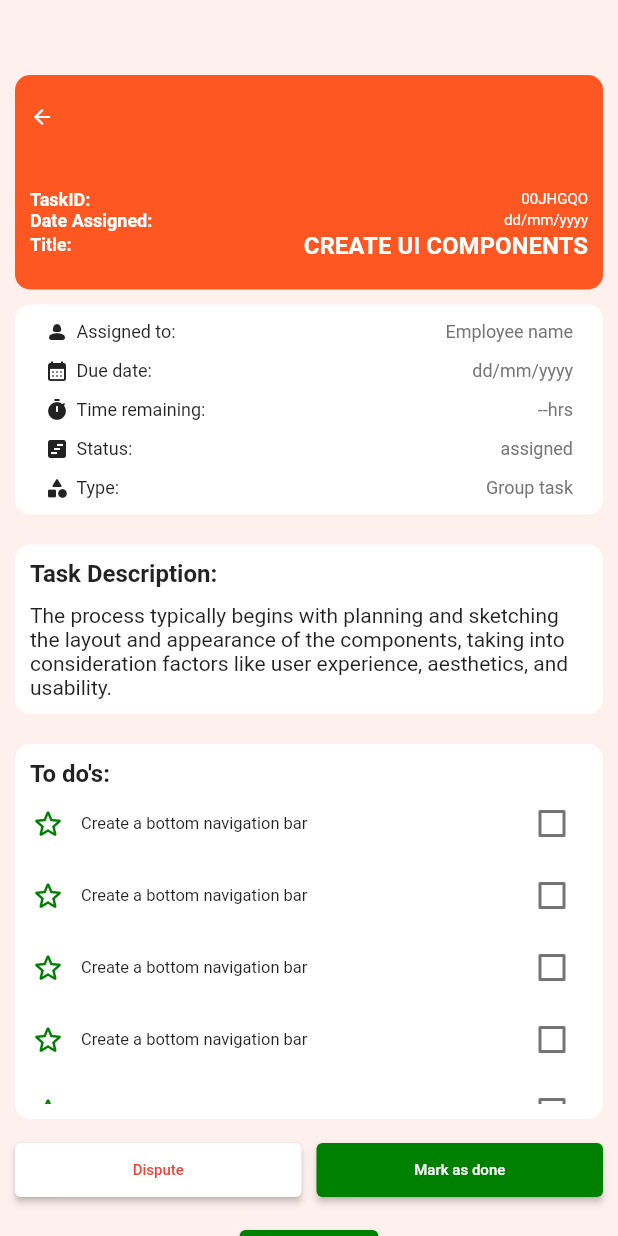
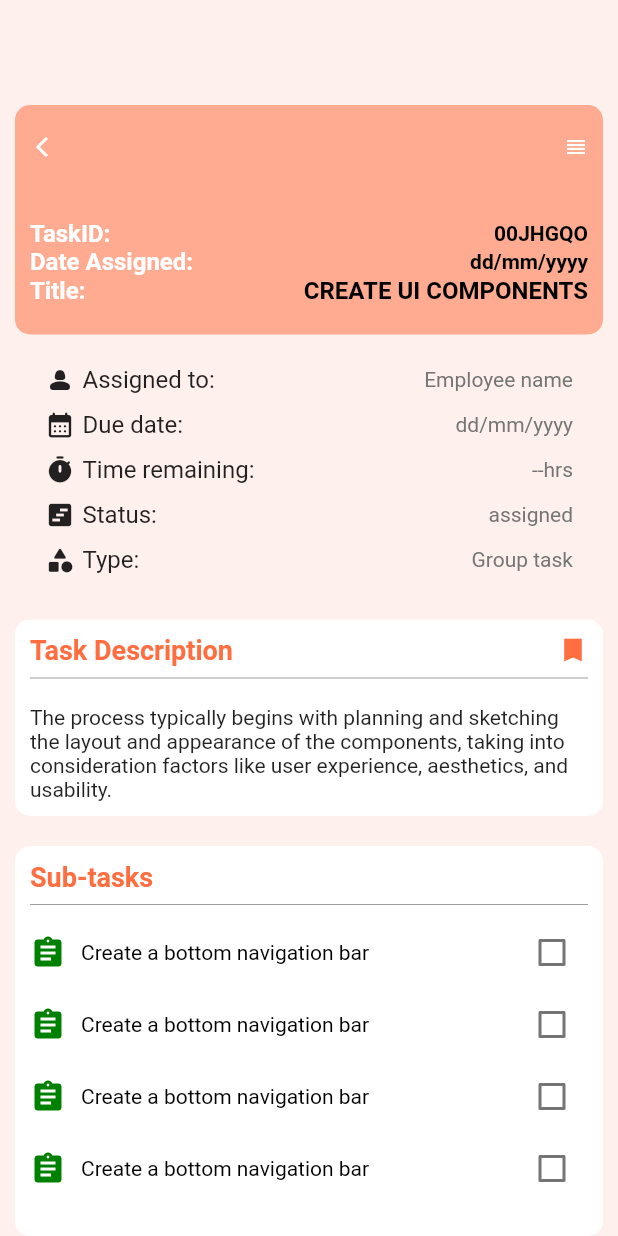
Before and after one commit to BernardMugita/apprisals_front-end, a Flutter app: the SingleTaskView screen opened by its route, on a phone screen of 412 x 824 dp. Run offline on Flutter 3.47's test engine with Material 2 defaults, Android fonts, the phone set to English and light mode, and no system bars; our stand-ins replace dotted_border, flutter_secure_storage, font_awesome_flutter, gap, jwt_decoder; accounts and stored records are empty.

Commit message:
UI Changes made to Tasks and Employee pages and components

```diff
--- a/lib/main.dart
+++ b/lib/main.dart
@@ -2,6 +2,7 @@ import 'dart:convert';
 import 'package:employee_insights/screens/Dashboard/dashboard.dart';
 import 'package:employee_insights/screens/Employees/employee_apprisal.dart';
 import 'package:employee_insights/screens/Employees/employees.dart';
+import 'package:employee_insights/screens/Employees/register_employee.dart';
 import 'package:employee_insights/screens/Messages/messages.dart';
 import 'package:employee_insights/screens/Messages/single_message_view.dart';
 import 'package:employee_insights/screens/Payslips/payslips_list.dart';
@@ -63,6 +64,7 @@ Future<void> main() async {
       '/profile': (context) => const Profile(),
       '/edit_profile': (context) => const EditProfile(),
       '/change_password': (context) => const ChangePassword(),
+      '/register_employee': (context) => const RegisterEmployee()
     },
     // onGenerateRoute: (settings) {
     //   return MaterialPageRoute(builder: (context) {
--- a/lib/screens/Dashboard/dashboard.dart
+++ b/lib/screens/Dashboard/dashboard.dart
@@ -55,7 +55,7 @@ class _DashboardState extends State<Dashboard> {
               const EdgeInsets.only(left: 10, right: 10, top: 30, bottom: 30),
           child: Column(
             children: [
-              const Gap(30),
+              const Gap(50),
               // welcome banner
               Container(
                 padding: const EdgeInsets.only(left: 10, right: 0),
--- a/lib/screens/Tasks/create_task.dart
+++ b/lib/screens/Tasks/create_task.dart
@@ -39,7 +39,7 @@ class _CreateNewTaskState extends State<CreateNewTask> {
         foregroundColor: Colors.black,
         elevation: 0,
         leading: IconButton(
-          icon: const Icon(Icons.arrow_back, size: 14),
+          icon: const Icon(Icons.arrow_back_ios_new, size: 16),
           onPressed: () {
             Navigator.pop(context);
           },
--- a/lib/screens/Tasks/single_task_view.dart
+++ b/lib/screens/Tasks/single_task_view.dart
@@ -1,3 +1,4 @@
+import 'package:employee_insights/widgets/Tasks_widgets/attachment_component.dart';
 import 'package:employee_insights/widgets/Tasks_widgets/feedback_component.dart';
 import 'package:employee_insights/widgets/Tasks_widgets/task_details.dart';
 import 'package:employee_insights/widgets/Tasks_widgets/todos_item.dart';
@@ -18,6 +19,7 @@ class _SingleTaskViewState extends State<SingleTaskView> {
         backgroundColor: const Color(0xFFFEF1ED),
         body: SingleChildScrollView(
           child: Column(children: [
+            const Gap(20),
             Container(
                 margin: const EdgeInsets.only(
                     left: 10, right: 10, top: 50, bottom: 10),
@@ -25,21 +27,23 @@ class _SingleTaskViewState extends State<SingleTaskView> {
                     left: 10, right: 10, top: 20, bottom: 20),
                 width: double.infinity,
                 decoration: BoxDecoration(
-                    color: Colors.deepOrange,
+                    color: Colors.deepOrange[200],
                     borderRadius: BorderRadius.circular(10)),
                 child: Column(children: [
                   Row(
+                    mainAxisAlignment: MainAxisAlignment.spaceBetween,
                     children: [
                       GestureDetector(
                         onTap: () {
                           Navigator.pop(context);
                         },
                         child: const Icon(
-                          Icons.arrow_back,
+                          Icons.arrow_back_ios_new,
                           color: Colors.white,
                           size: 16,
                         ),
                       ),
+                      const Icon(Icons.reorder, color: Colors.white, size: 16),
                     ],
                   ),
                   const SizedBox(
@@ -55,7 +59,7 @@ class _SingleTaskViewState extends State<SingleTaskView> {
                             "TaskID:",
                             style: TextStyle(
                                 color: Colors.white,
-                                fontSize: 12,
+                                fontSize: 16,
                                 fontWeight: FontWeight.bold),
                           ),
                           SizedBox(
@@ -63,8 +67,9 @@ class _SingleTaskViewState extends State<SingleTaskView> {
                           ),
                           Text("00JHGQO",
                               style: TextStyle(
-                                color: Colors.white,
-                                fontSize: 10,
+                                color: Colors.black,
+                                fontSize: 14,
+                                fontWeight: FontWeight.bold,
                               )),
                         ],
                       ),
@@ -74,16 +79,16 @@ class _SingleTaskViewState extends State<SingleTaskView> {
                           Text("Date Assigned:",
                               style: TextStyle(
                                   color: Colors.white,
-                                  fontSize: 12,
+                                  fontSize: 16,
                                   fontWeight: FontWeight.bold)),
                           SizedBox(
                             width: 10,
                           ),
                           Text("dd/mm/yyyy",
                               style: TextStyle(
-                                color: Colors.white,
-                                fontSize: 10,
-                              )),
+                                  color: Colors.black,
+                                  fontSize: 14,
+                                  fontWeight: FontWeight.bold)),
                         ],
                       )
                     ],
@@ -94,7 +99,7 @@ class _SingleTaskViewState extends State<SingleTaskView> {
                       Text("Title:",
                           style: TextStyle(
                               color: Colors.white,
-                              fontSize: 12,
+                              fontSize: 16,
                               fontWeight: FontWeight.bold)),
                       SizedBox(
                         width: 10,
@@ -104,7 +109,7 @@ class _SingleTaskViewState extends State<SingleTaskView> {
                         style: TextStyle(
                             fontSize: 16,
                             fontWeight: FontWeight.bold,
-                            color: Colors.white),
+                            color: Colors.black),
                       ),
                     ],
                   ),
@@ -119,9 +124,24 @@ class _SingleTaskViewState extends State<SingleTaskView> {
               child: const Column(
                 crossAxisAlignment: CrossAxisAlignment.start,
                 children: [
-                  Text(
-                    "Task Description:",
-                    style: TextStyle(fontWeight: FontWeight.bold, fontSize: 16),
+                  Row(
+                      mainAxisAlignment: MainAxisAlignment.spaceBetween,
+                      children: [
+                        Text(
+                          "Task Description",
+                          style: TextStyle(
+                              fontWeight: FontWeight.bold,
+                              fontSize: 18,
+                              color: Colors.deepOrangeAccent),
+                        ),
+                        Icon(
+                          Icons.bookmark_sharp,
+                          color: Colors.deepOrangeAccent,
+                          size: 20,
+                        )
+                      ]),
+                  Divider(
+                    color: Colors.grey,
                   ),
                   Gap(10),
                   SizedBox(
@@ -134,29 +154,80 @@ class _SingleTaskViewState extends State<SingleTaskView> {
             ),
             const Gap(10),
             Container(
-                height: 250,
+                height: 260,
                 padding: const EdgeInsets.all(10),
                 margin: const EdgeInsets.only(left: 10, right: 10, bottom: 10),
                 decoration: BoxDecoration(
                     color: Colors.white,
                     borderRadius: BorderRadius.circular(10)),
-                child: const SingleChildScrollView(
-                    child: Column(
+                child: const Column(
                   crossAxisAlignment: CrossAxisAlignment.start,
                   children: [
                     Text(
-                      "To do's:",
+                      "Sub-tasks",
                       textAlign: TextAlign.left,
-                      style:
-                          TextStyle(fontSize: 16, fontWeight: FontWeight.bold),
+                      style: TextStyle(
+                          fontSize: 18,
+                          fontWeight: FontWeight.bold,
+                          color: Colors.deepOrangeAccent),
                     ),
-                    TodosItem(),
-                    TodosItem(),
-                    TodosItem(),
-                    TodosItem(),
-                    TodosItem(),
+                    Divider(
+                      color: Colors.grey,
+                    ),
+                    SizedBox(
+                      height: 200,
+                      child: SingleChildScrollView(
+                          child: Column(
+                        crossAxisAlignment: CrossAxisAlignment.start,
+                        children: [
+                          TodosItem(),
+                          TodosItem(),
+                          TodosItem(),
+                          TodosItem(),
+                          TodosItem(),
+                        ],
+                      )),
+                    )
                   ],
-                ))),
+                )),
+            const Gap(10),
+            Container(
+              decoration: const BoxDecoration(color: Colors.transparent),
+              width: double.infinity,
+              margin: const EdgeInsets.only(left: 20, right: 20, bottom: 10),
+              child: Column(children: [
+                const Row(
+                  children: [
+                    Icon(Icons.attachment_outlined),
+                    Gap(5),
+                    Text(
+                      "Attachments",
+                      style: TextStyle(
+                          color: Colors.deepOrange,
+                          fontWeight: FontWeight.bold,
+                          fontSize: 18),
+                    )
+                  ],
+                ),
+                Divider(
+                  color: Colors.deepOrangeAccent[200],
+                ),
+                const Gap(10),
+                const SingleChildScrollView(
+                  scrollDirection: Axis.horizontal,
+                  child: Row(
+                    children: [
+                      AttachmentComponent(),
+                      AttachmentComponent(),
+                      AttachmentComponent(),
+                      AttachmentComponent(),
+                      AttachmentComponent(),
+                    ],
+                  ),
+                ),
+              ]),
+            ),
+            const Gap(20),
             Container(
               margin: const EdgeInsets.only(left: 10, right: 10, bottom: 10),
               child: Row(
@@ -169,7 +240,7 @@ class _SingleTaskViewState extends State<SingleTaskView> {
                           onPressed: () {},
                           child: const Text(
                             "Dispute",
-                            style: TextStyle(fontSize: 10),
+                            style: TextStyle(fontSize: 14),
                           ))),
                   const SizedBox(
                     width: 10,
@@ -182,7 +253,7 @@ class _SingleTaskViewState extends State<SingleTaskView> {
                           onPressed: () {},
                           child: const Text(
                             "Mark as done",
-                            style: TextStyle(fontSize: 10),
+                            style: TextStyle(fontSize: 14),
                           )))
                 ],
               ),
--- a/lib/widgets/Tasks_widgets/task_details.dart
+++ b/lib/widgets/Tasks_widgets/task_details.dart
@@ -12,7 +12,7 @@ class _TaskDetailsState extends State<TaskDetails> {
   Widget build(BuildContext context) {
     return Container(
       decoration: BoxDecoration(
-          color: Colors.white, borderRadius: BorderRadius.circular(10)),
+          color: Colors.transparent, borderRadius: BorderRadius.circular(10)),
       width: double.infinity,
       margin: const EdgeInsets.only(left: 10, right: 10, bottom: 10),
       padding: const EdgeInsets.only(left: 20, right: 20, bottom: 10, top: 10),
@@ -25,14 +25,14 @@ class _TaskDetailsState extends State<TaskDetails> {
                 children: [
                   Icon(
                     Icons.person_2_rounded,
-                    size: 16,
+                    size: 20,
                   ),
                   SizedBox(
                     width: 5,
                   ),
                   Text(
                     "Assigned to:",
-                    style: TextStyle(fontSize: 12),
+                    style: TextStyle(fontSize: 16),
                   ),
                 ],
               ),
@@ -41,7 +41,7 @@ class _TaskDetailsState extends State<TaskDetails> {
               ),
               Text(
                 "Employee name",
-                style: TextStyle(color: Colors.grey[600], fontSize: 12),
+                style: TextStyle(color: Colors.grey[600], fontSize: 14),
               )
             ],
           ),
@@ -55,14 +55,14 @@ class _TaskDetailsState extends State<TaskDetails> {
                 children: [
                   Icon(
                     Icons.calendar_month_rounded,
-                    size: 16,
+                    size: 20,
                   ),
                   SizedBox(
                     width: 5,
                   ),
                   Text(
                     "Due date:",
-                    style: TextStyle(fontSize: 12),
+                    style: TextStyle(fontSize: 16),
                   ),
                 ],
               ),
@@ -71,7 +71,7 @@ class _TaskDetailsState extends State<TaskDetails> {
               ),
               Text(
                 "dd/mm/yyyy",
-                style: TextStyle(color: Colors.grey[600], fontSize: 12),
+                style: TextStyle(color: Colors.grey[600], fontSize: 14),
               )
             ],
           ),
@@ -85,14 +85,14 @@ class _TaskDetailsState extends State<TaskDetails> {
                 children: [
                   Icon(
                     Icons.timer_rounded,
-                    size: 16,
+                    size: 20,
                   ),
                   SizedBox(
                     width: 5,
                   ),
                   Text(
                     "Time remaining:",
-                    style: TextStyle(fontSize: 12),
+                    style: TextStyle(fontSize: 16),
                   ),
                 ],
               ),
@@ -101,7 +101,7 @@ class _TaskDetailsState extends State<TaskDetails> {
               ),
               Text(
                 "--hrs",
-                style: TextStyle(color: Colors.grey[600], fontSize: 12),
+                style: TextStyle(color: Colors.grey[600], fontSize: 14),
               )
             ],
           ),
@@ -115,14 +115,14 @@ class _TaskDetailsState extends State<TaskDetails> {
                 children: [
                   Icon(
                     Icons.view_timeline,
-                    size: 16,
+                    size: 20,
                   ),
                   SizedBox(
                     width: 5,
                   ),
                   Text(
                     "Status:",
-                    style: TextStyle(fontSize: 12),
+                    style: TextStyle(fontSize: 16),
                   ),
                 ],
               ),
@@ -131,7 +131,7 @@ class _TaskDetailsState extends State<TaskDetails> {
               ),
               Text(
                 "assigned",
-                style: TextStyle(color: Colors.grey[600], fontSize: 12),
+                style: TextStyle(color: Colors.grey[600], fontSize: 14),
               ),
             ],
           ),
@@ -145,14 +145,14 @@ class _TaskDetailsState extends State<TaskDetails> {
                 children: [
                   Icon(
                     Icons.category_rounded,
-                    size: 16,
+                    size: 20,
                   ),
                   SizedBox(
                     width: 5,
                   ),
                   Text(
                     "Type:",
-                    style: TextStyle(fontSize: 12),
+                    style: TextStyle(fontSize: 16),
                   ),
                 ],
               ),
@@ -161,7 +161,7 @@ class _TaskDetailsState extends State<TaskDetails> {
               ),
               Text(
                 "Group task",
-                style: TextStyle(color: Colors.grey[600], fontSize: 12),
+                style: TextStyle(color: Colors.grey[600], fontSize: 14),
               )
             ],
           ),
--- a/lib/widgets/Tasks_widgets/todos_item.dart
+++ b/lib/widgets/Tasks_widgets/todos_item.dart
@@ -17,13 +17,13 @@ class _TodosItemState extends State<TodosItem> {
       children: [
         const Row(
           children: [
-            Icon(Icons.star_border_rounded, color: Color(0xFF008000)),
+            Icon(Icons.assignment, color: Color(0xFF008000)),
             SizedBox(
               width: 10,
             ),
             Text(
               "Create a bottom navigation bar",
-              style: TextStyle(fontSize: 11),
+              style: TextStyle(fontSize: 14, color: Colors.black),
             ),
           ],
         ),
```
Also changed, not shown: lib/screens/Employees/employees.dart (+37 -3 lines), lib/screens/Employees/register_employee.dart (added, +161 -0 lines), lib/screens/User_view/login.dart (+5 -5 lines), lib/services/get_employees_api.dart (added, +25 -0 lines), lib/widgets/Tasks_widgets/attachment_component.dart (added, +41 -0 lines), lib/widgets/Tasks_widgets/task_component.dart (+20 -17 lines), lib/screens/Employees/create_employee.dart (deleted).
